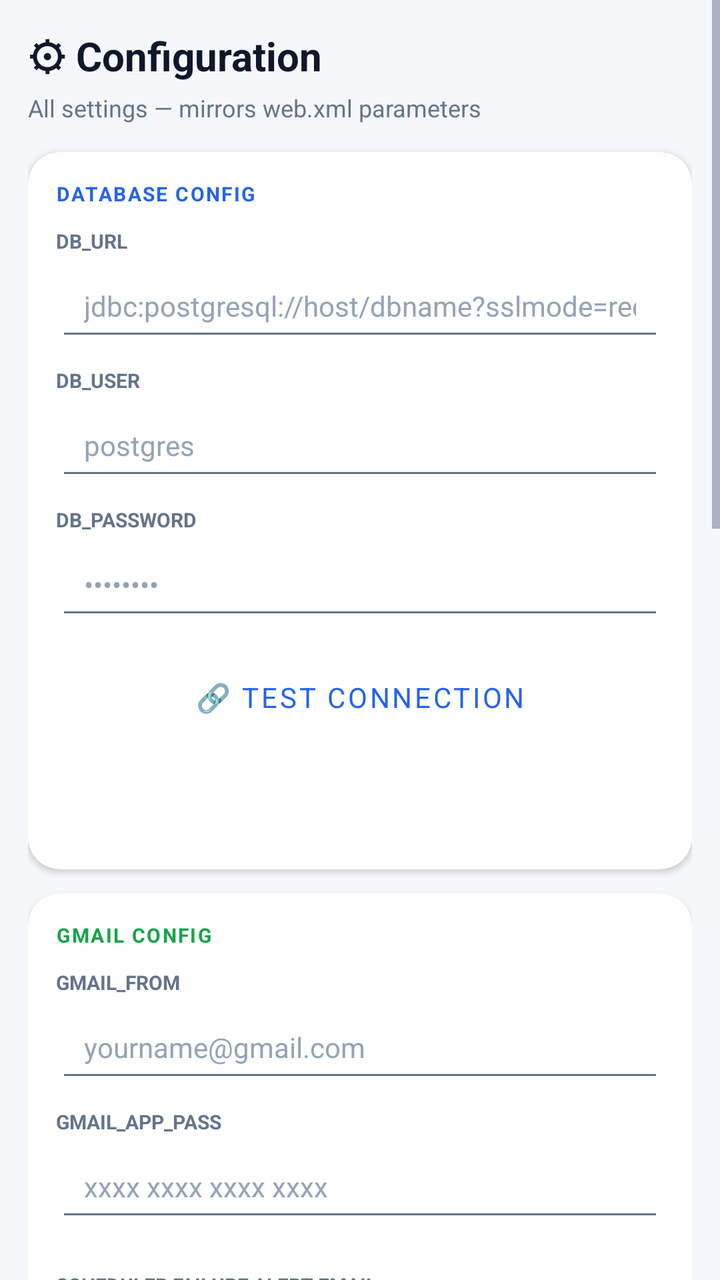
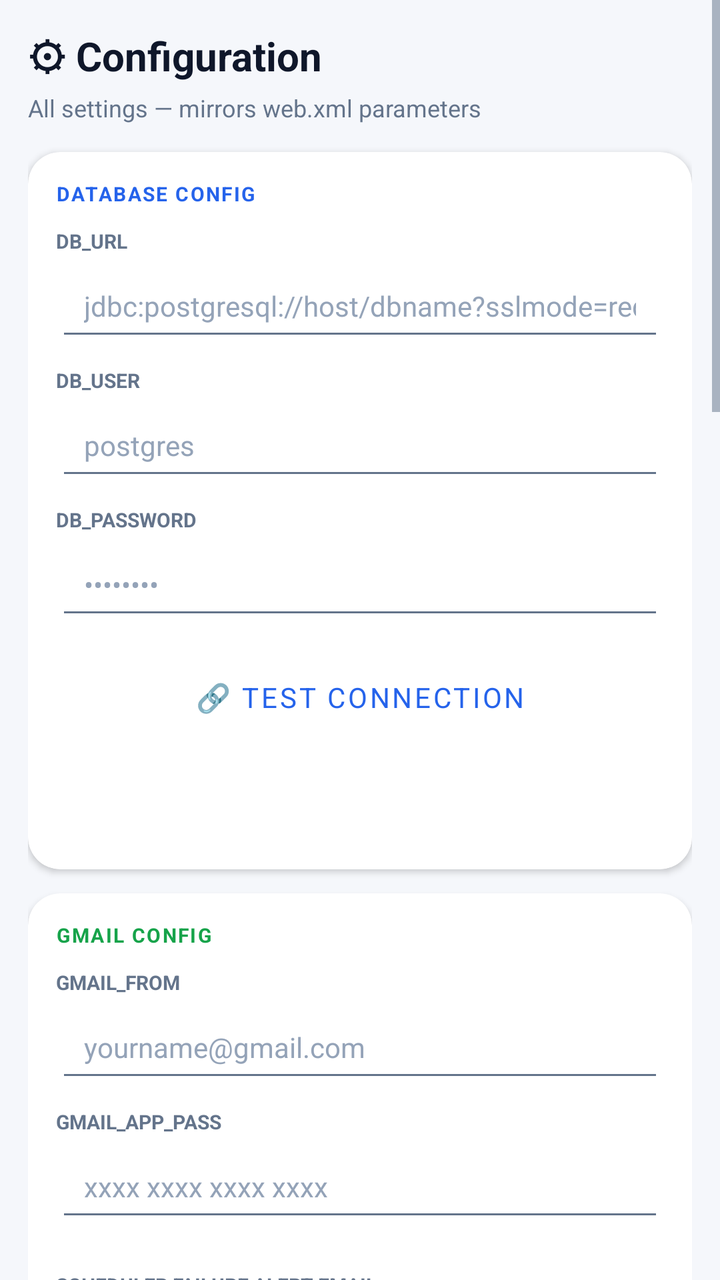

Screens rendered from an Android XML layout before and after an edit, with the pre-edit source and the edit as a unified diff.
<!-- AndroidManifest.xml: application theme Theme.ExpenseOS -->
<!-- res/layout/fragment_config.xml -->
<?xml version="1.0" encoding="utf-8"?>
<ScrollView xmlns:android="http://schemas.android.com/apk/res/android"
    xmlns:app="http://schemas.android.com/apk/res-auto"
    android:layout_width="match_parent"
    android:layout_height="match_parent"
    android:background="@color/bg">

    <LinearLayout
        android:layout_width="match_parent"
        android:layout_height="wrap_content"
        android:orientation="vertical"
        android:padding="14dp">

        
        <TextView
            android:layout_width="wrap_content"
            android:layout_height="wrap_content"
            android:text="⚙ Configuration"
            android:textSize="20sp"
            android:textStyle="bold"
            android:textColor="@color/text"
            android:layout_marginBottom="4dp" />

        <TextView
            android:layout_width="wrap_content"
            android:layout_height="wrap_content"
            android:text="All settings — mirrors web.xml parameters"
            android:textSize="12sp"
            android:textColor="@color/text_muted"
            android:layout_marginBottom="14dp" />

        
        <androidx.cardview.widget.CardView
            android:layout_width="match_parent"
            android:layout_height="wrap_content"
            android:layout_marginBottom="12dp"
            app:cardCornerRadius="16dp"
            app:cardElevation="2dp">

            <LinearLayout
                android:layout_width="match_parent"
                android:layout_height="wrap_content"
                android:orientation="vertical"
                android:padding="14dp">

                <TextView
                    android:layout_width="wrap_content"
                    android:layout_height="wrap_content"
                    android:text="DATABASE CONFIG"
                    android:textSize="10sp"
                    android:textStyle="bold"
                    android:textColor="@color/primary"
                    android:textAllCaps="true"
                    android:letterSpacing="0.08"
                    android:layout_marginBottom="10dp" />

                <TextView
                    android:layout_width="wrap_content"
                    android:layout_height="wrap_content"
                    android:text="DB_URL"
                    android:textSize="10sp"
                    android:textColor="@color/text_muted"
                    android:textStyle="bold" />

                <EditText
                    android:id="@+id/etCfgDbUrl"
                    android:layout_width="match_parent"
                    android:layout_height="48dp"
                    android:inputType="text"
                    android:hint="jdbc:postgresql://host/dbname?sslmode=require"
                    android:layout_marginBottom="8dp" />

                <TextView
                    android:layout_width="wrap_content"
                    android:layout_height="wrap_content"
                    android:text="DB_USER"
                    android:textSize="10sp"
                    android:textColor="@color/text_muted"
                    android:textStyle="bold" />

                <EditText
                    android:id="@+id/etCfgDbUser"
                    android:layout_width="match_parent"
                    android:layout_height="48dp"
                    android:hint="postgres"
                    android:layout_marginBottom="8dp" />

                <TextView
                    android:layout_width="wrap_content"
                    android:layout_height="wrap_content"
                    android:text="DB_PASSWORD"
                    android:textSize="10sp"
                    android:textColor="@color/text_muted"
                    android:textStyle="bold" />

                <EditText
                    android:id="@+id/etCfgDbPass"
                    android:layout_width="match_parent"
                    android:layout_height="48dp"
                    android:inputType="textPassword"
                    android:hint="••••••••"
                    android:layout_marginBottom="12dp" />

                <Button
                    android:id="@+id/btnTestConnection"
                    style="@style/Widget.MaterialComponents.Button.OutlinedButton"
                    android:layout_width="match_parent"
                    android:layout_height="44dp"
                    android:text="🔗 Test Connection"
                    android:layout_marginBottom="6dp" />

                <TextView
                    android:id="@+id/tvConnectionResult"
                    android:layout_width="match_parent"
                    android:layout_height="wrap_content"
                    android:textSize="12sp"
                    android:padding="8dp"
                    android:background="@color/bg"
                    android:visibility="gone"
                    android:layout_marginBottom="8dp" />

                <Button
                    android:id="@+id/btnSaveCfgDb"
                    style="@style/BtnPrimary"
                    android:layout_width="match_parent"
                    android:layout_height="44dp"
                    android:text="Save DB Config" />
            </LinearLayout>
        </androidx.cardview.widget.CardView>

        
        <androidx.cardview.widget.CardView
            android:layout_width="match_parent"
            android:layout_height="wrap_content"
            android:layout_marginBottom="12dp"
            app:cardCornerRadius="16dp"
            app:cardElevation="2dp">

            <LinearLayout
                android:layout_width="match_parent"
                android:layout_height="wrap_content"
                android:orientation="vertical"
                android:padding="14dp">

                <TextView
                    android:layout_width="wrap_content"
                    android:layout_height="wrap_content"
                    android:text="GMAIL CONFIG"
                    android:textSize="10sp"
                    android:textStyle="bold"
                    android:textColor="@color/green"
                    android:textAllCaps="true"
                    android:letterSpacing="0.08"
                    android:layout_marginBottom="10dp" />

                <TextView
                    android:layout_width="wrap_content"
                    android:layout_height="wrap_content"
                    android:text="GMAIL_FROM"
                    android:textSize="10sp"
                    android:textColor="@color/text_muted"
                    android:textStyle="bold" />

                <EditText
                    android:id="@+id/etCfgGmailFrom"
                    android:layout_width="match_parent"
                    android:layout_height="48dp"
                    android:inputType="textEmailAddress"
                    android:hint="yourname@gmail.com"
                    android:layout_marginBottom="8dp" />

                <TextView
                    android:layout_width="wrap_content"
                    android:layout_height="wrap_content"
                    android:text="GMAIL_APP_PASS"
                    android:textSize="10sp"
                    android:textColor="@color/text_muted"
                    android:textStyle="bold" />

                <EditText
                    android:id="@+id/etCfgGmailPass"
                    android:layout_width="match_parent"
                    android:layout_height="48dp"
                    android:inputType="textPassword"
                    android:hint="xxxx xxxx xxxx xxxx"
                    android:layout_marginBottom="12dp" />

                <TextView
                    android:layout_width="wrap_content"
                    android:layout_height="wrap_content"
                    android:layout_marginTop="8dp"
                    android:text="SCHEDULER FAILURE ALERT EMAIL"
                    android:textSize="10sp"
                    android:textColor="@color/text_muted"
                    android:textStyle="bold" />

                <EditText
                    android:id="@+id/etCfgAlertEmail"
                    android:layout_width="match_parent"
                    android:layout_height="48dp"
                    android:inputType="textEmailAddress"
                    android:hint="alerts@example.com"
                    android:layout_marginBottom="12dp" />

                <Button
                    android:id="@+id/btnSaveCfgGmail"
                    style="@style/BtnPrimary"
                    android:layout_width="match_parent"
                    android:layout_height="44dp"
                    android:text="Save Gmail Config" />
            </LinearLayout>
        </androidx.cardview.widget.CardView>

        
        <androidx.cardview.widget.CardView
            android:layout_width="match_parent"
            android:layout_height="wrap_content"
            android:layout_marginTop="12dp"
            app:cardCornerRadius="16dp"
            app:cardElevation="3dp">

            <LinearLayout
                android:layout_width="match_parent"
                android:layout_height="wrap_content"
                android:orientation="vertical"
                android:padding="14dp">

                <TextView
                    android:layout_width="wrap_content"
                    android:layout_height="wrap_content"
                    android:text="ZOHO WORKDRIVE (CLOUD BACKUP)"
                    android:textSize="11sp"
                    android:textColor="@color/text_muted"
                    android:layout_marginBottom="8dp" />

                <EditText
                    android:id="@+id/etCfgZohoClientId"
                    android:layout_width="match_parent"
                    android:layout_height="wrap_content"
                    android:hint="Zoho Client ID"
                    android:layout_marginBottom="8dp" />

                <EditText
                    android:id="@+id/etCfgZohoClientSecret"
                    android:layout_width="match_parent"
                    android:layout_height="wrap_content"
                    android:hint="Zoho Client Secret"
                    android:inputType="textPassword"
                    android:layout_marginBottom="8dp" />

                <EditText
                    android:id="@+id/etCfgZohoRefreshToken"
                    android:layout_width="match_parent"
                    android:layout_height="wrap_content"
                    android:hint="Zoho Refresh Token"
                    android:inputType="textPassword"
                    android:layout_marginBottom="8dp" />

                <EditText
                    android:id="@+id/etCfgWorkdriveFolderId"
                    android:layout_width="match_parent"
                    android:layout_height="wrap_content"
                    android:hint="WorkDrive Folder ID"
                    android:layout_marginBottom="8dp" />

                <EditText
                    android:id="@+id/etCfgImportExcelFileName"
                    android:layout_width="match_parent"
                    android:layout_height="wrap_content"
                    android:hint="Import file name: .xlsx or .zsheetlnk (e.g. Import Transactions.zsheetlnk)"
                    android:layout_marginBottom="10dp" />

                <Button
                    android:id="@+id/btnSaveCfgZoho"
                    android:layout_width="match_parent"
                    android:layout_height="42dp"
                    android:text="☁ Save Zoho Config"
                    android:backgroundTint="#1565C0"
                    android:textColor="@android:color/white" />
            </LinearLayout>
        </androidx.cardview.widget.CardView>

        
        <androidx.cardview.widget.CardView
            android:layout_width="match_parent"
            android:layout_height="wrap_content"
            android:layout_marginTop="12dp"
            app:cardCornerRadius="16dp"
            app:cardElevation="3dp">

            <LinearLayout
                android:layout_width="match_parent"
                android:layout_height="wrap_content"
                android:orientation="vertical"
                android:padding="14dp">

                <TextView
                    android:layout_width="wrap_content"
                    android:layout_height="wrap_content"
                    android:layout_marginBottom="4dp"
                    android:text="ALARM"
                    android:textColor="@color/text_muted"
                    android:textSize="11sp" />

                <LinearLayout
                    android:id="@+id/rowAlarmRamp"
                    android:layout_width="match_parent"
                    android:layout_height="wrap_content"
                    android:background="?attr/selectableItemBackground"
                    android:clickable="true"
                    android:focusable="true"
                    android:gravity="center_vertical"
                    android:orientation="horizontal"
                    android:paddingVertical="12dp">

                    <TextView
                        android:layout_width="0dp"
                        android:layout_height="wrap_content"
                        android:layout_weight="1"
                        android:text="Gradually increase volume"
                        android:textColor="@color/text"
                        android:textSize="15sp" />

                    <TextView
                        android:id="@+id/tvAlarmRampValue"
                        android:layout_width="wrap_content"
                        android:layout_height="wrap_content"
                        android:text="30 seconds"
                        android:textColor="@color/text_muted"
                        android:textSize="14sp" />
                </LinearLayout>

                <View
                    android:layout_width="match_parent"
                    android:layout_height="1dp"
                    android:background="#22808080" />

                <LinearLayout
                    android:id="@+id/rowAlarmVibration"
                    android:layout_width="match_parent"
                    android:layout_height="wrap_content"
                    android:background="?attr/selectableItemBackground"
                    android:clickable="true"
                    android:focusable="true"
                    android:gravity="center_vertical"
                    android:orientation="horizontal"
                    android:paddingVertical="12dp">

                    <TextView
                        android:layout_width="0dp"
                        android:layout_height="wrap_content"
                        android:layout_weight="1"
                        android:text="Vibration"
                        android:textColor="@color/text"
                        android:textSize="15sp" />

                    <androidx.appcompat.widget.SwitchCompat
                        android:id="@+id/swAlarmVibration"
                        android:layout_width="wrap_content"
                        android:layout_height="wrap_content" />
                </LinearLayout>
            </LinearLayout>
        </androidx.cardview.widget.CardView>

        
        <androidx.cardview.widget.CardView
            android:layout_width="match_parent"
            android:layout_height="wrap_content"
            android:layout_marginTop="12dp"
            app:cardCornerRadius="16dp"
            app:cardElevation="2dp"
            app:cardBackgroundColor="@color/primary_soft">

            <LinearLayout
                android:layout_width="match_parent"
                android:layout_height="wrap_content"
                android:orientation="vertical"
                android:padding="14dp">

                <TextView
                    android:layout_width="wrap_content"
                    android:layout_height="wrap_content"
                    android:text="💾 Save All &amp; Sync to Cloud"
                    android:textSize="13sp"
                    android:textStyle="bold"
                    android:textColor="@color/primary"
                    android:layout_marginBottom="6dp" />

                <TextView
                    android:layout_width="wrap_content"
                    android:layout_height="wrap_content"
                    android:text="Saves all config locally AND pushes to app_config table in Neon DB. Passwords are NOT synced for security."
                    android:textSize="11sp"
                    android:textColor="@color/text_muted"
                    android:layout_marginBottom="10dp" />

                <Button
                    android:id="@+id/btnSyncConfigToDb"
                    style="@style/BtnPrimary"
                    android:layout_width="match_parent"
                    android:layout_height="48dp"
                    android:text="☁ Save All + Sync Config to DB" />

                <TextView
                    android:id="@+id/tvSyncConfigStatus"
                    android:layout_width="match_parent"
                    android:layout_height="wrap_content"
                    android:textSize="12sp"
                    android:padding="8dp"
                    android:background="@color/bg_card"
                    android:visibility="gone"
                    android:layout_marginTop="8dp" />
            </LinearLayout>
        </androidx.cardview.widget.CardView>

        
        <androidx.cardview.widget.CardView
            android:layout_width="match_parent"
            android:layout_height="wrap_content"
            android:layout_marginTop="12dp"
            app:cardCornerRadius="16dp"
            app:cardElevation="1dp">

            <androidx.fragment.app.FragmentContainerView
                android:id="@+id/aiConfigContainer"
                android:name="com.expenseos.ui.AiConfigManagerFragment"
                android:layout_width="match_parent"
                android:layout_height="wrap_content" />
        </androidx.cardview.widget.CardView>

    </LinearLayout>
</ScrollView>
<!-- resources referenced by this layout -->
<resources>
  <color name="bg">#F5F7FB</color>
  <color name="bg_card">#FFFFFF</color>
  <color name="green">#16A34A</color>
  <color name="primary">#2563EB</color>
  <color name="primary_soft">#EFF6FF</color>
  <color name="text">#0F172A</color>
  <color name="text_muted">#64748B</color>
  <style name="BtnPrimary" parent="BtnBase">
          <item name="backgroundTint">@color/primary</item>
          <item name="android:textColor">@color/on_primary</item>
      </style>
  <color name="on_primary">#FFFFFF</color>
  <color name="primary_dark">#1D4ED8</color>
  <color name="secondary">#0F766E</color>
  <color name="secondary_dark">#115E59</color>
  <color name="surface">#FFFFFF</color>
  <color name="danger">#E11D48</color>
  <color name="text_hint">#94A3B8</color>
  <color name="nav_bg">#FFFFFF</color>
  <style name="Widget.ExpenseOS.EditText" parent="Widget.AppCompat.EditText">
          <item name="android:textSize">@dimen/type_body</item>
          <item name="android:textColor">@color/text</item>
          <item name="android:textColorHint">@color/text_hint</item>
          <item name="android:paddingStart">14dp</item>
          <item name="android:paddingEnd">14dp</item>
          <item name="android:minHeight">@dimen/input_height</item>
      </style>
  <style name="ThemeOverlay.ExpenseOS.Dialog" parent="ThemeOverlay.MaterialComponents.MaterialAlertDialog">
          <item name="colorPrimary">@color/primary</item>
          <item name="colorSurface">@color/surface</item>
          <item name="colorOnSurface">@color/text</item>
          <item name="shapeAppearanceOverlay">@style/ShapeAppearance.ExpenseOS.Dialog</item>
          <item name="android:windowMinWidthMajor">84%</item>
          <item name="android:windowMinWidthMinor">84%</item>
      </style>
  <style name="ThemeOverlay.ExpenseOS.BottomSheet" parent="ThemeOverlay.MaterialComponents.BottomSheetDialog">
          <item name="bottomSheetStyle">@style/Widget.ExpenseOS.BottomSheet</item>
      </style>
  <style name="ThemeOverlay.ExpenseOS.TimePicker" parent="ThemeOverlay.MaterialComponents.TimePicker">
          <item name="colorPrimary">@color/primary</item>
          <item name="colorOnPrimary">@color/on_primary</item>
          <item name="colorSurface">@color/surface</item>
          <item name="colorOnSurface">@color/text</item>
          <item name="shapeAppearanceMediumComponent">@style/ShapeAppearance.ExpenseOS.Dialog</item>
      </style>
  <style name="Animation.ExpenseOS.Window" parent="@android:style/Animation.Activity">
          <item name="android:activityOpenEnterAnimation">@anim/screen_enter</item>
          <item name="android:activityOpenExitAnimation">@anim/screen_exit</item>
          <item name="android:activityCloseEnterAnimation">@anim/screen_pop_enter</item>
          <item name="android:activityCloseExitAnimation">@anim/screen_pop_exit</item>
      </style>
  <dimen name="type_subtitle">15sp</dimen>
  <dimen name="touch_target">48dp</dimen>
  <dimen name="type_body">14sp</dimen>
  <dimen name="input_height">50dp</dimen>
  <style name="ShapeAppearance.ExpenseOS.Dialog" parent="ShapeAppearance.MaterialComponents.MediumComponent">
          <item name="cornerFamily">rounded</item>
          <item name="cornerSize">26dp</item>
      </style>
  <style name="Widget.ExpenseOS.BottomSheet" parent="Widget.MaterialComponents.BottomSheet.Modal">
          <item name="shapeAppearanceOverlay">@style/ShapeAppearance.ExpenseOS.Sheet</item>
          <item name="backgroundTint">@color/surface</item>
      </style>
  <style name="ShapeAppearance.ExpenseOS.Sheet" parent="">
          <item name="cornerFamily">rounded</item>
          <item name="cornerSizeTopLeft">26dp</item>
          <item name="cornerSizeTopRight">26dp</item>
          <item name="cornerSizeBottomLeft">0dp</item>
          <item name="cornerSizeBottomRight">0dp</item>
      </style>
  <!-- unchanged entries left out for length: 2 -->
</resources>

<!-- the commit's change to res/layout/fragment_config.xml (unified diff, before → after) -->
@@ -277,6 +277,122 @@
                     android:text="☁ Save Zoho Config"
                     android:backgroundTint="#1565C0"
                     android:textColor="@android:color/white" />
+            </LinearLayout>
+        </androidx.cardview.widget.CardView>
+
+        
+        <androidx.cardview.widget.CardView
+            android:layout_width="match_parent"
+            android:layout_height="wrap_content"
+            android:layout_marginTop="12dp"
+            app:cardCornerRadius="16dp"
+            app:cardElevation="3dp">
+
+            <LinearLayout
+                android:layout_width="match_parent"
+                android:layout_height="wrap_content"
+                android:orientation="vertical"
+                android:padding="14dp">
+
+                <TextView
+                    android:layout_width="wrap_content"
+                    android:layout_height="wrap_content"
+                    android:layout_marginBottom="10dp"
+                    android:letterSpacing="0.08"
+                    android:text="ODOO TIMESHEET"
+                    android:textAllCaps="true"
+                    android:textColor="@color/primary"
+                    android:textSize="10sp"
+                    android:textStyle="bold" />
+
+                <TextView
+                    android:layout_width="wrap_content"
+                    android:layout_height="wrap_content"
+                    android:text="odoo.url"
+                    android:textColor="@color/text_muted"
+                    android:textSize="10sp"
+                    android:textStyle="bold" />
+
+                <EditText
+                    android:id="@+id/etCfgOdooUrl"
+                    android:layout_width="match_parent"
+                    android:layout_height="48dp"
+                    android:layout_marginBottom="8dp"
+                    android:hint="https://yourcompany.odoo.com"
+                    android:inputType="textUri" />
+
+                <TextView
+                    android:layout_width="wrap_content"
+                    android:layout_height="wrap_content"
+                    android:text="odoo.db"
+                    android:textColor="@color/text_muted"
+                    android:textSize="10sp"
+                    android:textStyle="bold" />
+
+                <EditText
+                    android:id="@+id/etCfgOdooDb"
+                    android:layout_width="match_parent"
+                    android:layout_height="48dp"
+                    android:layout_marginBottom="8dp"
+                    android:hint="Odoo database name"
+                    android:inputType="text" />
+
+                <TextView
+                    android:layout_width="wrap_content"
+                    android:layout_height="wrap_content"
+                    android:text="odoo.user"
+                    android:textColor="@color/text_muted"
+                    android:textSize="10sp"
+                    android:textStyle="bold" />
+
+                <EditText
+                    android:id="@+id/etCfgOdooUser"
+                    android:layout_width="match_parent"
+                    android:layout_height="48dp"
+                    android:layout_marginBottom="8dp"
+                    android:hint="Odoo login (email)"
+                    android:inputType="textEmailAddress" />
+
+                <TextView
+                    android:layout_width="wrap_content"
+                    android:layout_height="wrap_content"
+                    android:text="odoo.apikey"
+                    android:textColor="@color/text_muted"
+                    android:textSize="10sp"
+                    android:textStyle="bold" />
+
+                <EditText
+                    android:id="@+id/etCfgOdooApiKey"
+                    android:layout_width="match_parent"
+                    android:layout_height="48dp"
+                    android:layout_marginBottom="12dp"
+                    android:hint="••••••••"
+                    android:inputType="textPassword" />
+
+                <Button
+                    android:id="@+id/btnTestCfgOdoo"
+                    style="@style/Widget.MaterialComponents.Button.OutlinedButton"
+                    android:layout_width="match_parent"
+                    android:layout_height="44dp"
+                    android:layout_marginBottom="6dp"
+                    android:text="🔗 Test Odoo Connection" />
+
+                <TextView
+                    android:id="@+id/tvCfgOdooResult"
+                    android:layout_width="match_parent"
+                    android:layout_height="wrap_content"
+                    android:layout_marginBottom="8dp"
+                    android:background="@color/bg"
+                    android:padding="8dp"
+                    android:textSize="12sp"
+                    android:visibility="gone" />
+
+                <Button
+                    android:id="@+id/btnSaveCfgOdoo"
+                    style="@style/BtnPrimary"
+                    android:layout_width="match_parent"
+                    android:layout_height="44dp"
+                    android:text="Save Odoo Config" />
             </LinearLayout>
         </androidx.cardview.widget.CardView>
 
